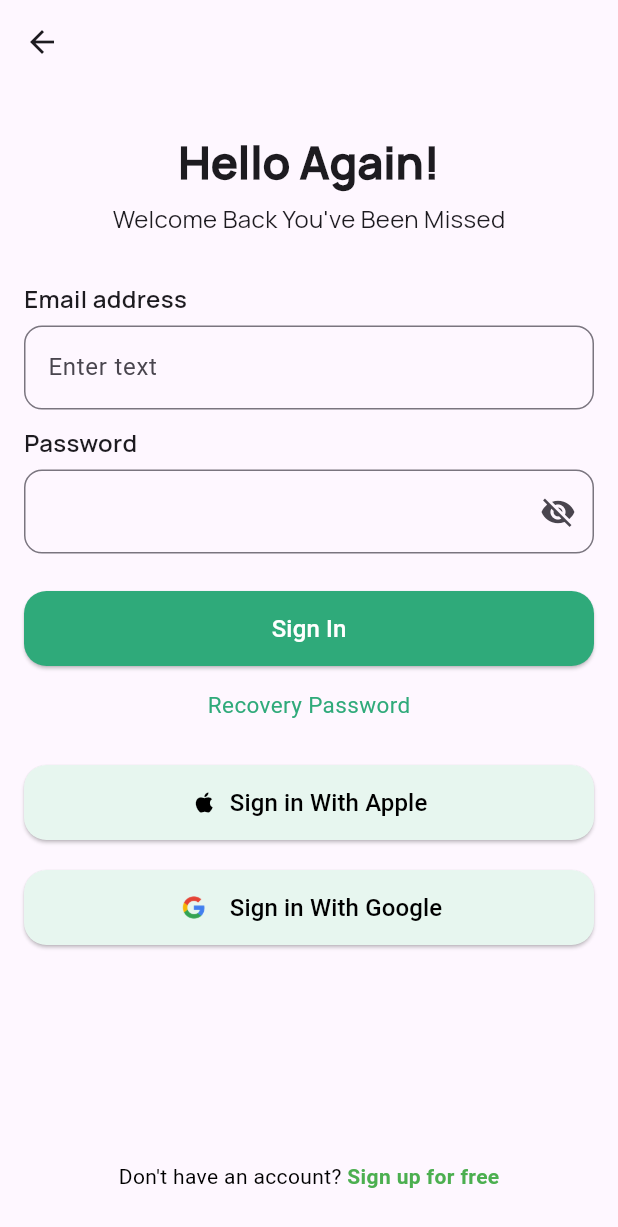
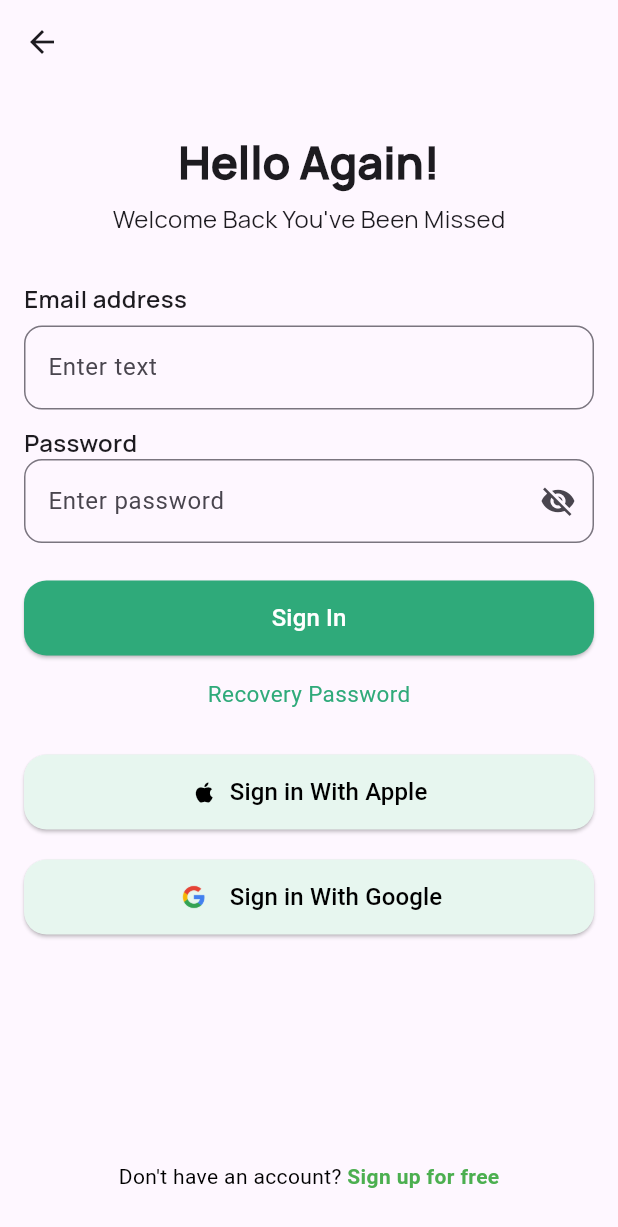
Before and after one commit to Sinmiloluwa/groceries, a Flutter app: the SignupScreen screen opened directly, on a phone screen of 412 x 824 dp. Shown: the top 1227 px of the screen. Run offline on Flutter 3.47's test engine with Material 3 defaults, Android fonts, the phone set to English and light mode, and no system bars; our stand-ins replace smooth_page_indicator.

Commit message:
fix password field

```diff
--- a/lib/screens/auth/signup.dart
+++ b/lib/screens/auth/signup.dart
@@ -41,7 +41,19 @@ class _SignupScreenState extends State<SignupScreen> {
 
             const SizedBox(height: 10),
 
-            _buildTextField(label: "Password", isPassword: true),
+            Align(
+              alignment: Alignment.bottomLeft,
+              child: Text(
+              'Password',
+              style: TextStyle(
+                fontFamily: 'Manrope',
+                fontWeight: FontWeight.bold,
+                fontSize: 16,
+              ),
+            ),
+            ),
+
+            PasswordField(),
 
             const SizedBox(height: 25),
 
```
